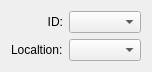
Above: src/terralib/qt/widgets/st/ui/TimeSeriesPropertiesWidgetForm.ui from claudiobogossian/terralib5 before the change. Below: the same form after it.
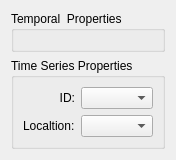
That is the form after the change.

Commit message: Updating the general spatio-temporal properties widget.

```diff
--- a/src/terralib/qt/widgets/st/ui/TimeSeriesPropertiesWidgetForm.ui
+++ b/src/terralib/qt/widgets/st/ui/TimeSeriesPropertiesWidgetForm.ui
@@ -6,21 +6,41 @@
    <rect>
     <x>0</x>
     <y>0</y>
-    <width>145</width>
-    <height>68</height>
+    <width>161</width>
+    <height>150</height>
    </rect>
   </property>
   <property name="windowTitle">
    <string>Form</string>
   </property>
+  <layout class="QGridLayout" name="gridLayout_3">
+   <item row="0" column="0">
+    <widget class="QGroupBox" name="m_temporalPropertiesGroupBox">
+     <property name="title">
+      <string>Temporal  Properties</string>
+     </property>
   <layout class="QGridLayout" name="gridLayout_2">
-   <property name="sizeConstraint">
-    <enum>QLayout::SetDefaultConstraint</enum>
-   </property>
    <item row="0" column="0">
+       <widget class="QFrame" name="m_temporalPropertiesFrame">
+        <property name="frameShape">
+         <enum>QFrame::StyledPanel</enum>
+        </property>
+        <property name="frameShadow">
+         <enum>QFrame::Raised</enum>
+        </property>
+       </widget>
+      </item>
+     </layout>
+    </widget>
+   </item>
+   <item row="1" column="0">
+    <widget class="QGroupBox" name="groupBox">
+     <property name="title">
+      <string>Time Series Properties</string>
+     </property>
     <layout class="QGridLayout" name="gridLayout">
      <item row="0" column="0">
-      <layout class="QVBoxLayout" name="verticalLayout">
+       <layout class="QHBoxLayout" name="horizontalLayout">
        <item>
         <widget class="QLabel" name="m_idLabel">
          <property name="text">
@@ -32,30 +52,30 @@
         </widget>
        </item>
        <item>
+         <widget class="QComboBox" name="m_idComboBox">
+          <property name="sizePolicy">
+           <sizepolicy hsizetype="Preferred" vsizetype="Fixed">
+            <horstretch>0</horstretch>
+            <verstretch>0</verstretch>
+           </sizepolicy>
+          </property>
+         </widget>
+        </item>
+       </layout>
+      </item>
+      <item row="1" column="0">
+       <layout class="QHBoxLayout" name="horizontalLayout_2">
+        <item>
         <widget class="QLabel" name="m_locationLabel">
          <property name="text">
           <string>Localtion:</string>
          </property>
         </widget>
        </item>
-      </layout>
-     </item>
-     <item row="0" column="1">
-      <layout class="QVBoxLayout" name="verticalLayout_2">
-       <item>
-        <widget class="QComboBox" name="m_idComboBox">
-         <property name="sizePolicy">
-          <sizepolicy hsizetype="Expanding" vsizetype="Fixed">
-           <horstretch>0</horstretch>
-           <verstretch>0</verstretch>
-          </sizepolicy>
-         </property>
-        </widget>
-       </item>
        <item>
         <widget class="QComboBox" name="m_locationComboBox">
          <property name="sizePolicy">
-          <sizepolicy hsizetype="Expanding" vsizetype="Fixed">
+           <sizepolicy hsizetype="Preferred" vsizetype="Fixed">
            <horstretch>0</horstretch>
            <verstretch>0</verstretch>
           </sizepolicy>
@@ -65,6 +85,7 @@
       </layout>
      </item>
     </layout>
+    </widget>
    </item>
   </layout>
  </widget>
```
Lines whose indentation alone changed are shown as unchanged. The commit also changes 17 other files.
